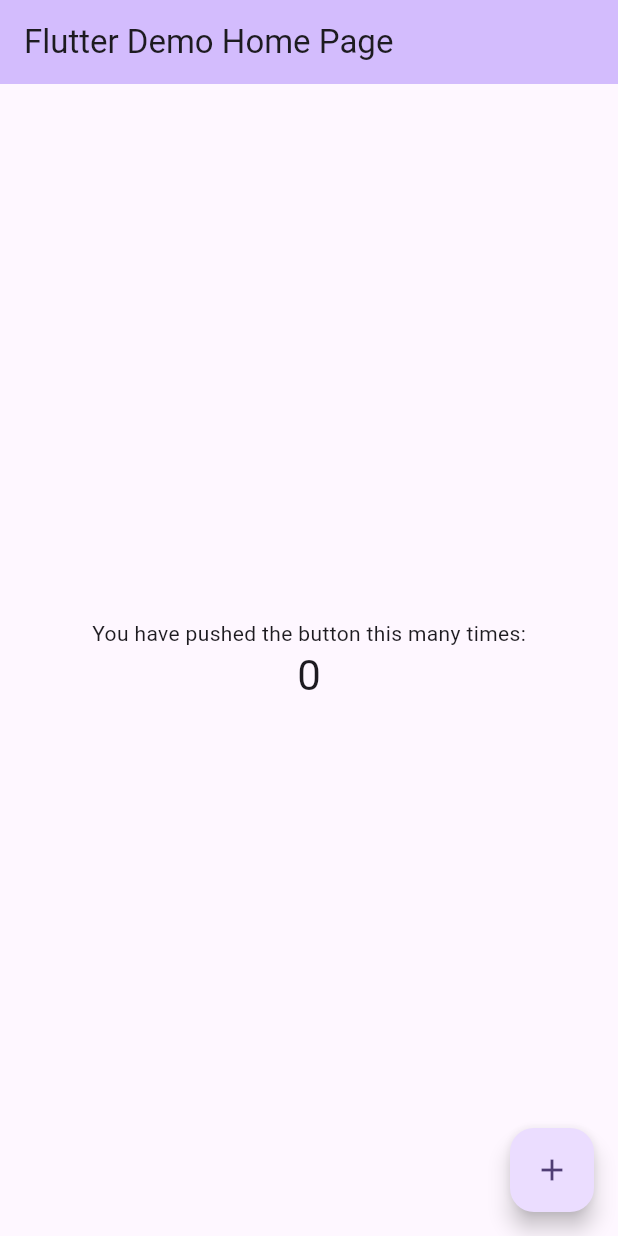
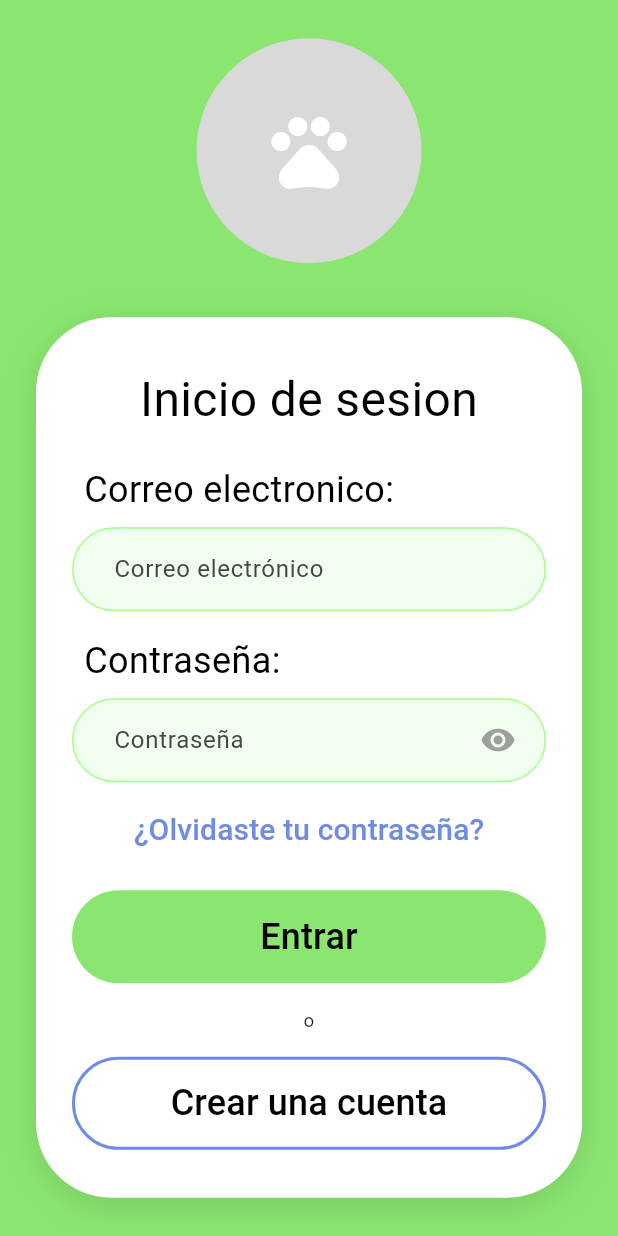
Before and after one commit to AlejandroGuillermo/cuidar_huellitas, a Flutter app: the screen it shows after launch, on a phone screen of 412 x 824 dp. Run offline on Flutter 3.47's test engine with Material 3 defaults, Android fonts, the phone set to English and light mode, and no system bars; our stand-ins replace cloud_firestore, firebase_auth, firebase_core; accounts and stored records are empty; Roboto replaces fonts that are missing (Inter, Nunito, Sue Ellen Francisco).

Commit message:
Agregar LoginScreen y actualizar tema de la app
Se incorpora una nueva pantalla de inicio de sesión (LoginScreen) con autenticación mediante Firebase, validación de formularios y manejo de errores. Además, se implementan componentes de UI personalizados, incluyendo colores (AppColors), tipografía Nunito y campos de entrada con bordes redondeados.

Se actualiza lib/main.dart para establecer el título de la aplicación como "CuidARHuellitas", deshabilitar el banner de debug, aplicar un esquema de color personalizado y configurar la fuente Nunito. También se integra la nueva LoginScreen como pantalla principal y se elimina el scaffold de ejemplo (contador) por defecto de Flutter.

Nota: La navegación hacia el registro de usuarios queda pendiente (TODO).

```diff
--- a/lib/main.dart
+++ b/lib/main.dart
@@ -1,6 +1,7 @@
 import 'package:flutter/material.dart';
 import 'package:firebase_core/firebase_core.dart';
 import 'firebase_options.dart';
+import 'screens/login_screen.dart';
 
 void main() async {
   WidgetsFlutterBinding.ensureInitialized();
@@ -16,57 +17,13 @@ class MyApp extends StatelessWidget {
   @override
   Widget build(BuildContext context) {
     return MaterialApp(
-      title: 'Flutter Demo',
+      title: 'CuidARHuellitas',
+      debugShowCheckedModeBanner: false,
       theme: ThemeData(
-        colorScheme: ColorScheme.fromSeed(seedColor: Colors.deepPurple),
+        colorScheme: ColorScheme.fromSeed(seedColor: const Color(0xFF8AE670)),
+        fontFamily: 'Nunito',
       ),
-      home: const MyHomePage(title: 'Flutter Demo Home Page'),
+      home: const LoginScreen(),
     );
   }
 }
-
-class MyHomePage extends StatefulWidget {
-  const MyHomePage({super.key, required this.title});
-
-  final String title;
-
-  @override
-  State<MyHomePage> createState() => _MyHomePageState();
-}
-
-class _MyHomePageState extends State<MyHomePage> {
-  int _counter = 0;
-
-  void _incrementCounter() {
-    setState(() {
-      _counter++;
-    });
-  }
-
-  @override
-  Widget build(BuildContext context) {
-    return Scaffold(
-      appBar: AppBar(
-        backgroundColor: Theme.of(context).colorScheme.inversePrimary,
-        title: Text(widget.title),
-      ),
-      body: Center(
-        child: Column(
-          mainAxisAlignment: MainAxisAlignment.center,
-          children: [
-            const Text('You have pushed the button this many times:'),
-            Text(
-              '$_counter',
-              style: Theme.of(context).textTheme.headlineMedium,
-            ),
-          ],
-        ),
-      ),
-      floatingActionButton: FloatingActionButton(
-        onPressed: _incrementCounter,
-        tooltip: 'Increment',
-        child: const Icon(Icons.add),
-      ),
-    );
-  }
-}
--- /dev/null
+++ b/lib/screens/login_screen.dart
@@ -0,0 +1,338 @@
+import 'package:cuidar_huellitas/core/app_colors.dart';
+import 'package:flutter/material.dart';
+import 'package:firebase_auth/firebase_auth.dart';
+
+class LoginScreen extends StatefulWidget {
+  const LoginScreen({super.key});
+
+  @override
+  State<LoginScreen> createState() => _LoginScreenState();
+}
+
+class _LoginScreenState extends State<LoginScreen> {
+  final _formKey = GlobalKey<FormState>();
+  final _correoController = TextEditingController();
+  final _passwordController = TextEditingController();
+  final _firebaseAuth = FirebaseAuth.instance;
+
+  bool _verPassword = false;
+  bool _cargando = false;
+  String? _errorMessage;
+
+
+  @override
+  void dispose() {
+    _correoController.dispose();
+    _passwordController.dispose();
+    super.dispose();
+  }
+
+  String? _validarEmail(String? value) {
+    if (value == null || value.trim().isEmpty) {
+      return 'El correo es requerido';
+    }
+    if (!RegExp(r'^[^@]+@[^@]+\.[^@]+').hasMatch(value)) {
+      return 'Ingresa un correo válido';
+    }
+    return null;
+  }
+
+  String? _validarPassword(String? value) {
+    if (value == null || value.isEmpty) {
+      return 'La contraseña es requerida';
+    }
+    if (value.length < 6) {
+      return 'Mínimo 6 caracteres';
+    }
+    return null;
+  }
+
+  Future<void> _iniciarSesion() async {
+    if (!_formKey.currentState!.validate()) return;
+
+    setState(() {
+      _cargando = true;
+      _errorMessage = null;
+    });
+
+    try {
+      final correo = _correoController.text.trim();
+      final password = _passwordController.text;
+
+      await _firebaseAuth.signInWithEmailAndPassword(
+        email: correo,
+        password: password,
+      );
+
+      if (mounted) {
+        ScaffoldMessenger.of(context).showSnackBar(
+          const SnackBar(content: Text('¡Bienvenido! 🐶')),
+        );
+      }
+    } on FirebaseAuthException catch (e) {
+      String mensaje = 'Error al iniciar sesión';
+      if (e.code == 'user-not-found') {
+        mensaje = 'Usuario no encontrado';
+      } else if (e.code == 'wrong-password') {
+        mensaje = 'Contraseña incorrecta';
+      } else if (e.code == 'invalid-email') {
+        mensaje = 'Correo inválido';
+      } else if (e.code == 'user-disabled') {
+        mensaje = 'Usuario deshabilitado';
+      }
+      setState(() => _errorMessage = mensaje);
+    } catch (e) {
+      setState(() => _errorMessage = 'Error inesperado: $e');
+    } finally {
+      if (mounted) {
+        setState(() => _cargando = false);
+      }
+    }
+  }
+
+  @override
+  Widget build(BuildContext context) {
+    return Scaffold(
+      backgroundColor: AppColors.verdePrincipal,
+      // SafeArea y SingleChildScrollView hacen que el diseño sea responsive
+      body: SafeArea(
+        child: Center(
+          child: SingleChildScrollView(
+            padding: const EdgeInsets.symmetric(horizontal: 24, vertical: 20),
+            child: Column(
+              mainAxisAlignment: MainAxisAlignment.center,
+              children: [
+                _buildAvatar(),
+                const SizedBox(height: 36),
+                _buildFormCard(context),
+              ],
+            ),
+          ),
+        ),
+      ),
+    );
+  }
+
+  // ── AVATAR CIRCULAR (Diseño Gris) ─────────────────────────────
+  Widget _buildAvatar() {
+    return Container(
+      width: 150,
+      height: 150,
+      decoration: const BoxDecoration(
+        color: Color(0xFFD9D9D9),
+        shape: BoxShape.circle,
+      ),
+      // Aquí puedes poner un Image.asset o un icono en el futuro
+      child: const Center(
+        child: Icon(Icons.pets, size: 60, color: Colors.white),
+      ),
+    );
+  }
+
+  // ── TARJETA DEL FORMULARIO ─────────────────────────
+  Widget _buildFormCard(BuildContext context) {
+    return Container(
+      width: double.infinity,
+      padding: const EdgeInsets.symmetric(horizontal: 24, vertical: 32),
+      decoration: BoxDecoration(
+        color: Colors.white,
+        borderRadius: BorderRadius.circular(50), // Borde muy redondeado según el diseño
+        boxShadow: const [
+          BoxShadow(
+            color: Colors.black12,
+            blurRadius: 20,
+            offset: Offset(0, 5),
+          ),
+        ],
+      ),
+      child: Form(
+        key: _formKey,
+        child: Column(
+          crossAxisAlignment: CrossAxisAlignment.stretch,
+          children: [
+            const Text(
+              'Inicio de sesion',
+              textAlign: TextAlign.center,
+              style: TextStyle(
+                color: Colors.black,
+                fontSize: 32,
+                fontFamily: 'Sue Ellen Francisco',
+              ),
+            ),
+            const SizedBox(height: 20),
+
+            if (_errorMessage != null) ...[
+              Text(
+                _errorMessage!,
+                textAlign: TextAlign.center,
+                style: TextStyle(color: Colors.red.shade700, fontSize: 14),
+              ),
+              const SizedBox(height: 16),
+            ],
+
+            _buildLabel('Correo electronico:'),
+            _buildCampoEmail(),
+            const SizedBox(height: 16),
+
+            _buildLabel('Contraseña:'),
+            _buildCampoPassword(),
+            const SizedBox(height: 8),
+
+            TextButton(
+              onPressed: () {},
+              child: Text(
+                '¿Olvidaste tu contraseña?',
+                style: TextStyle(
+                  color: AppColors.azulPrincipal,
+                  fontSize: 20,
+                  fontFamily: 'Sue Ellen Francisco',
+                ),
+              ),
+            ),
+
+            const SizedBox(height: 16),
+            _buildBotonEntrar(),
+            const SizedBox(height: 16),
+
+            const Text(
+              'o',
+              textAlign: TextAlign.center,
+              style: TextStyle(fontSize: 12, fontFamily: 'Inter'),
+            ),
+
+            const SizedBox(height: 16),
+            _buildBotonCrearCuenta(),
+          ],
+        ),
+      ),
+    );
+  }
+
+  // ── WIDGETS AUXILIARES PARA INPUTS ────────────────────────
+  Widget _buildLabel(String text) {
+    return Padding(
+      padding: const EdgeInsets.only(left: 8, bottom: 8),
+      child: Text(
+        text,
+        style: const TextStyle(
+          color: Colors.black,
+          fontSize: 24,
+          fontFamily: 'Sue Ellen Francisco',
+        ),
+      ),
+    );
+  }
+
+  InputDecoration _inputDecorationStyle(String hint) {
+    return InputDecoration(
+      hintText: hint,
+      filled: true,
+      fillColor: AppColors.verdeFondo,
+      contentPadding: const EdgeInsets.symmetric(horizontal: 24, vertical: 16),
+      border: OutlineInputBorder(
+        borderRadius: BorderRadius.circular(50),
+        borderSide: BorderSide(color: AppColors.verdeClaro),
+      ),
+      enabledBorder: OutlineInputBorder(
+        borderRadius: BorderRadius.circular(50),
+        borderSide: BorderSide(color: AppColors.verdeClaro),
+      ),
+      focusedBorder: OutlineInputBorder(
+        borderRadius: BorderRadius.circular(50),
+        borderSide: BorderSide(color: AppColors.verdePrincipal, width: 2),
+      ),
+      errorBorder: OutlineInputBorder(
+        borderRadius: BorderRadius.circular(50),
+        borderSide: const BorderSide(color: Colors.redAccent),
+      ),
+      focusedErrorBorder: OutlineInputBorder(
+        borderRadius: BorderRadius.circular(50),
+        borderSide: const BorderSide(color: Colors.redAccent, width: 2),
+      ),
+    );
+  }
+
+  Widget _buildCampoEmail() {
+    return TextFormField(
+      controller: _correoController,
+      keyboardType: TextInputType.emailAddress,
+      validator: _validarEmail,
+      textInputAction: TextInputAction.next,
+      decoration: _inputDecorationStyle('Correo electrónico'),
+    );
+  }
+
+  Widget _buildCampoPassword() {
+    return TextFormField(
+      controller: _passwordController,
+      obscureText: !_verPassword,
+      validator: _validarPassword,
+      textInputAction: TextInputAction.done,
+      onFieldSubmitted: (_) => _iniciarSesion(),
+      decoration: _inputDecorationStyle('Contraseña').copyWith(
+        suffixIcon: Padding(
+          padding: const EdgeInsets.only(right: 8.0),
+          child: IconButton(
+            icon: Icon(
+              _verPassword ? Icons.visibility_off : Icons.visibility,
+              color: Colors.grey,
+            ),
+            onPressed: () => setState(() => _verPassword = !_verPassword),
+          ),
+        ),
+      ),
+    );
+  }
+
+  // ── BOTONES ───────────────────────────────────────────────
+  Widget _buildBotonEntrar() {
+    return ElevatedButton(
+      style: ElevatedButton.styleFrom(
+        backgroundColor: AppColors.verdePrincipal,
+        foregroundColor: Colors.black, // Color del texto
+        elevation: 0,
+        shape: RoundedRectangleBorder(
+          borderRadius: BorderRadius.circular(50),
+        ),
+        padding: const EdgeInsets.symmetric(vertical: 14),
+      ),
+      onPressed: _cargando ? null : _iniciarSesion,
+      child: _cargando
+          ? const SizedBox(
+              height: 24,
+              width: 24,
+              child: CircularProgressIndicator(strokeWidth: 2, color: Colors.black),
+            )
+          : const Text(
+              'Entrar',
+              style: TextStyle(
+                fontSize: 24,
+                fontFamily: 'Sue Ellen Francisco',
+              ),
+            ),
+    );
+  }
+
+  Widget _buildBotonCrearCuenta() {
+    return OutlinedButton(
+      style: OutlinedButton.styleFrom(
+        foregroundColor: Colors.black, // Color del texto
+        side: BorderSide(color: AppColors.azulPrincipal, width: 2),
+        shape: RoundedRectangleBorder(
+          borderRadius: BorderRadius.circular(50),
+        ),
+        padding: const EdgeInsets.symmetric(vertical: 14),
+      ),
+      onPressed: () {
+        // TODO: Navegar a pantalla de registro
+      },
+      child: const Text(
+        'Crear una cuenta',
+        style: TextStyle(
+          fontSize: 24,
+          fontFamily: 'Sue Ellen Francisco',
+        ),
+      ),
+    );
+  }
+}
```
